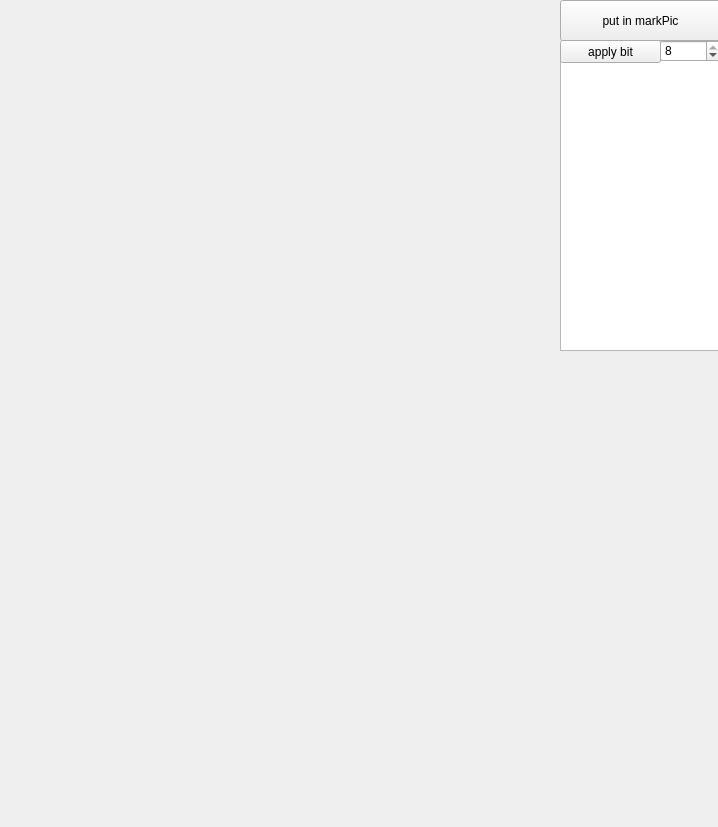
First picture: the form in lsb.ui, repository sngo666/myPicAlgo, before the edit.
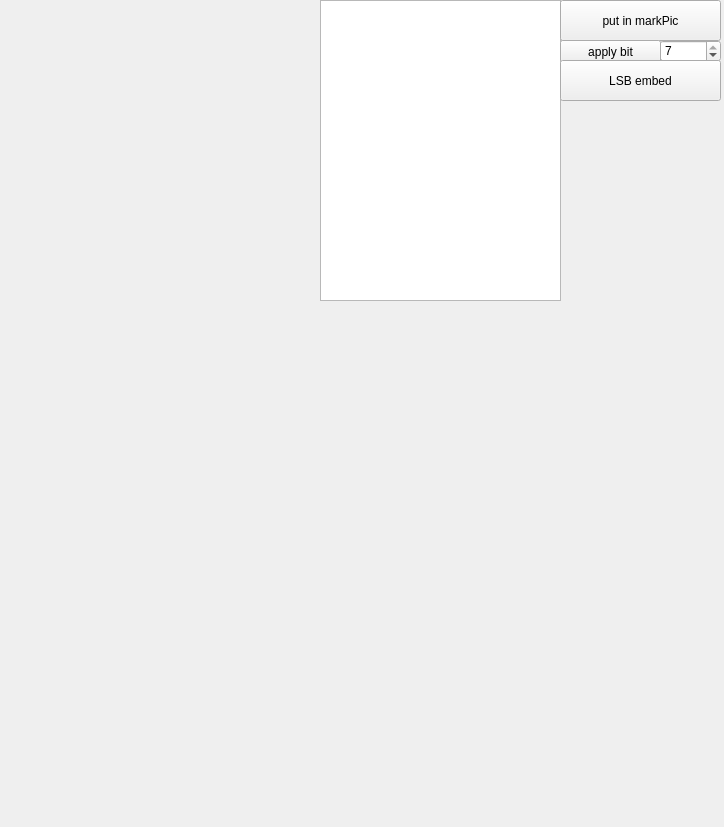
Second picture: the form after the edit.

Diff of the .ui file:
```diff
--- a/lsb.ui
+++ b/lsb.ui
@@ -6,7 +6,7 @@
    <rect>
     <x>0</x>
     <y>0</y>
-    <width>718</width>
+    <width>724</width>
     <height>827</height>
    </rect>
   </property>
@@ -16,33 +16,33 @@
   <widget class="QTextBrowser" name="Msg">
    <property name="geometry">
     <rect>
-     <x>560</x>
-     <y>60</y>
-     <width>161</width>
-     <height>291</height>
+     <x>320</x>
+     <y>0</y>
+     <width>241</width>
+     <height>301</height>
     </rect>
    </property>
   </widget>
   <widget class="QLabel" name="markPic">
    <property name="geometry">
     <rect>
-     <x>10</x>
-     <y>10</y>
-     <width>541</width>
-     <height>331</height>
-    </rect>
-   </property>
-   <property name="text">
-    <string/>
-   </property>
-  </widget>
-  <widget class="QLabel" name="lsbPic">
-   <property name="geometry">
-    <rect>
      <x>0</x>
-     <y>360</y>
+     <y>0</y>
+     <width>311</width>
+     <height>291</height>
+    </rect>
+   </property>
+   <property name="text">
+    <string/>
+   </property>
+  </widget>
+  <widget class="QLabel" name="lsbPic">
+   <property name="geometry">
+    <rect>
+     <x>10</x>
+     <y>310</y>
      <width>711</width>
-     <height>461</height>
+     <height>501</height>
     </rect>
    </property>
    <property name="text">
@@ -72,13 +72,13 @@
     </rect>
    </property>
    <property name="minimum">
-    <number>1</number>
+    <number>0</number>
    </property>
    <property name="maximum">
-    <number>8</number>
+    <number>7</number>
    </property>
    <property name="value">
-    <number>8</number>
+    <number>7</number>
    </property>
   </widget>
   <widget class="QPushButton" name="operateBit">
@@ -94,6 +94,19 @@
     <string>apply bit</string>
    </property>
   </widget>
+  <widget class="QPushButton" name="lsbEmbed">
+   <property name="geometry">
+    <rect>
+     <x>560</x>
+     <y>60</y>
+     <width>161</width>
+     <height>41</height>
+    </rect>
+   </property>
+   <property name="text">
+    <string>LSB embed</string>
+   </property>
+  </widget>
  </widget>
  <resources/>
  <connections/>
```
